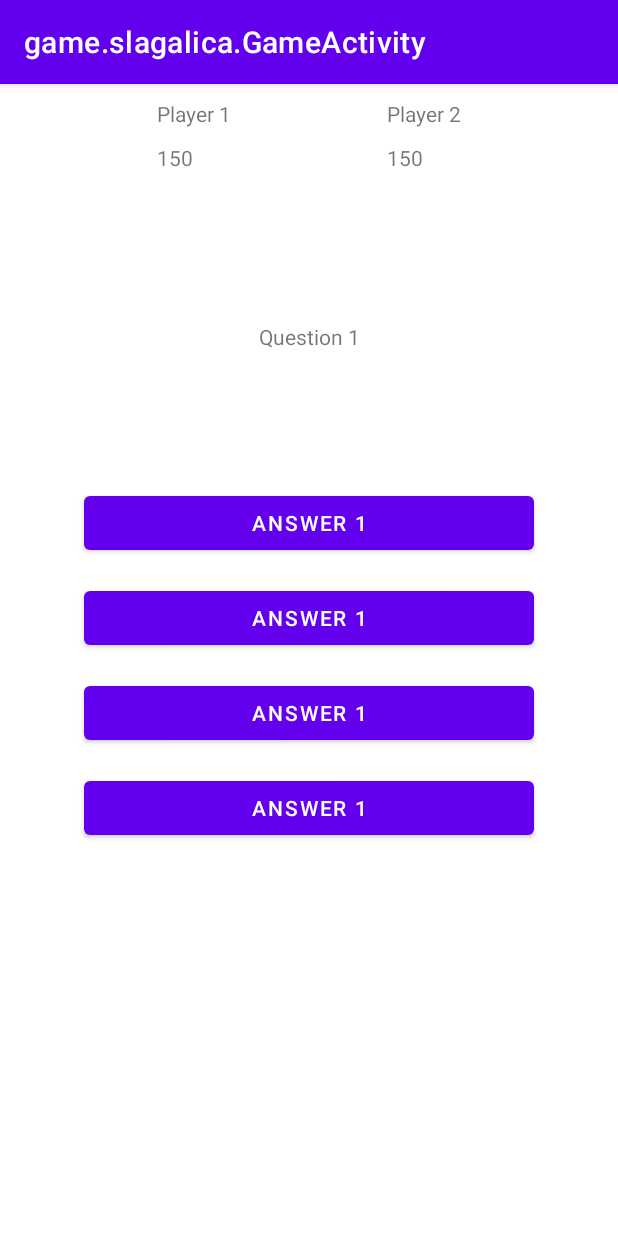
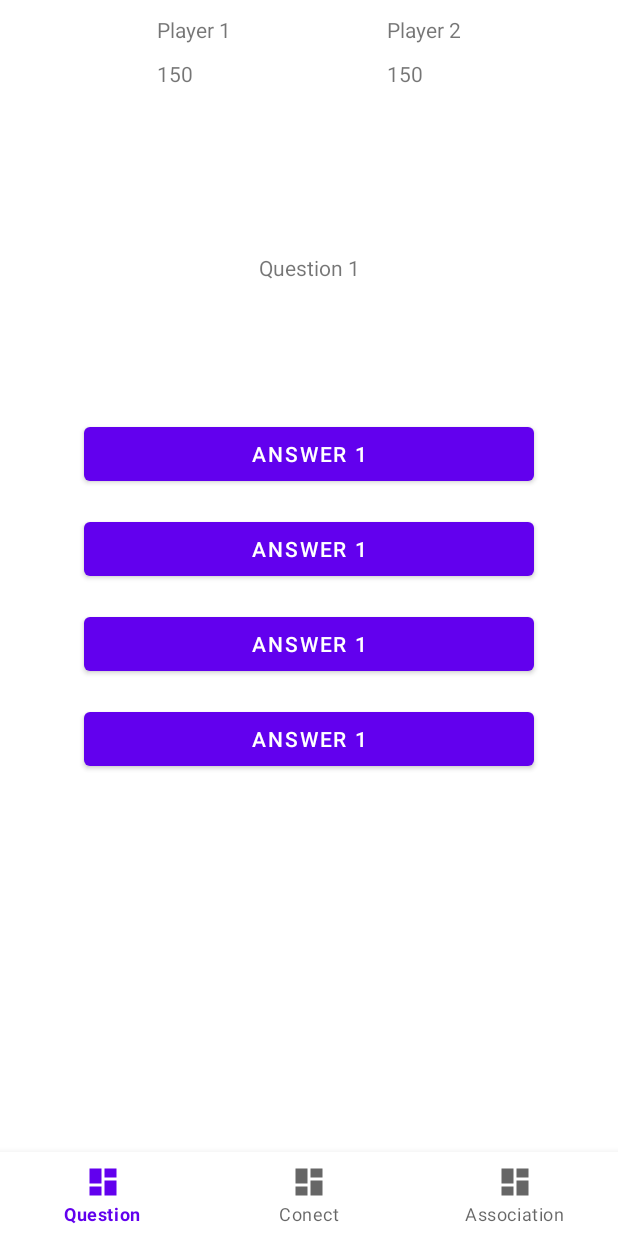
Before and after one commit to Vaaragh/ma-2023-game, an Android app: the GameActivity screen opened directly, with no data from a screen before it, on a phone screen of 412 x 824 dp. Run offline under Robolectric (Android 15) with nearby library versions, the phone set to English and light mode, and no system bars; our stand-ins replace navigation-ui.

Commit message:
feat: add all games, add navigation for viewing

```diff
--- a/app/src/main/java/game/slagalica/GameActivity.java
+++ b/app/src/main/java/game/slagalica/GameActivity.java
@@ -1,16 +1,40 @@
 package game.slagalica;
-
-import androidx.appcompat.app.AppCompatActivity;
-import androidx.fragment.app.FragmentManager;
 
 import android.os.Bundle;
 
+import androidx.appcompat.app.AppCompatActivity;
+import androidx.navigation.NavController;
+import androidx.navigation.Navigation;
+import androidx.navigation.ui.AppBarConfiguration;
+import androidx.navigation.ui.NavigationUI;
+
+import com.google.android.material.bottomnavigation.BottomNavigationView;
+
+import game.slagalica.databinding.ActivityGameBinding;
+
 public class GameActivity extends AppCompatActivity {
+
+
+    private ActivityGameBinding binding;
 
     @Override
     protected void onCreate(Bundle savedInstanceState) {
         super.onCreate(savedInstanceState);
-        setContentView(R.layout.activity_game);
+        getSupportActionBar().hide();
+
+        binding = ActivityGameBinding.inflate(getLayoutInflater());
+
+        setContentView(binding.getRoot());
+
+        BottomNavigationView navView = findViewById(R.id.game_nav_view);
+
+        AppBarConfiguration appBarConfig = new AppBarConfiguration.Builder(
+                R.id.navigation_question, R.id.navigation_conect, R.id.navigation_association).build();
+
+        NavController navCont = Navigation.findNavController(this, R.id.game_host_fragment);
+        NavigationUI.setupActionBarWithNavController(this, navCont, appBarConfig);
+        NavigationUI.setupWithNavController(binding.gameNavView, navCont);
+
 
     }
 }
--- a/app/src/main/res/layout/activity_game.xml
+++ b/app/src/main/res/layout/activity_game.xml
@@ -16,14 +16,31 @@
         app:layout_constraintStart_toStartOf="parent"
         tools:layout="@layout/fragment_points" />
 
-    <androidx.fragment.app.FragmentContainerView
-        android:id="@+id/game_container_view"
-        android:name="game.slagalica.gameFragments.QuestionFragment"
+
+
+    <com.google.android.material.bottomnavigation.BottomNavigationView
+        android:id="@+id/game_nav_view"
+        android:layout_width="0dp"
+        android:layout_height="wrap_content"
+        android:layout_marginStart="0dp"
+        android:layout_marginEnd="0dp"
+        android:background="?android:attr/windowBackground"
+        app:layout_constraintBottom_toBottomOf="parent"
+        app:layout_constraintLeft_toLeftOf="parent"
+        app:layout_constraintRight_toRightOf="parent"
+        app:menu="@menu/game_nav_menu" />
+
+    <fragment
+        android:id="@+id/game_host_fragment"
+        android:name="androidx.navigation.fragment.NavHostFragment"
         android:layout_width="match_parent"
         android:layout_height="wrap_content"
+        app:defaultNavHost="true"
         app:layout_constraintTop_toBottomOf="@+id/point_container_view"
         app:layout_constraintStart_toStartOf="parent"
         app:layout_constraintEnd_toEndOf="parent"
-        tools:layout="@layout/fragment_question"/>
+
+        app:navGraph="@navigation/game_navigation"/>
+
 
 </androidx.constraintlayout.widget.ConstraintLayout>
--- a/app/src/main/res/layout/activity_user_home.xml
+++ b/app/src/main/res/layout/activity_user_home.xml
@@ -18,7 +18,6 @@
         app:layout_constraintRight_toRightOf="parent"
         app:menu="@menu/bottom_nav_menu" />
 
-
     <fragment
         android:id="@+id/nav_host_fragment_user_home"
         android:name="androidx.navigation.fragment.NavHostFragment"
--- a/app/src/main/res/layout/fragment_points.xml
+++ b/app/src/main/res/layout/fragment_points.xml
@@ -4,7 +4,7 @@
     xmlns:tools="http://schemas.android.com/tools"
     android:id="@+id/pointLayout"
     android:layout_width="match_parent"
-    android:layout_height="match_parent"
+    android:layout_height="wrap_content"
     tools:context=".gameFragments.PointsFragment">
 
     <TextView
@@ -23,7 +23,9 @@
         android:layout_width="wrap_content"
         android:layout_height="wrap_content"
         android:layout_marginTop="10dp"
+        android:layout_marginBottom="10dp"
         android:text="150"
+        app:layout_constraintBottom_toBottomOf="parent"
         app:layout_constraintStart_toStartOf="@+id/player_1"
         app:layout_constraintTop_toBottomOf="@+id/player_1" />
 
@@ -43,7 +45,9 @@
         android:layout_width="wrap_content"
         android:layout_height="wrap_content"
         android:layout_marginTop="10dp"
+        android:layout_marginBottom="10dp"
         android:text="150"
+        app:layout_constraintBottom_toBottomOf="parent"
         app:layout_constraintStart_toStartOf="@+id/player_2"
         app:layout_constraintTop_toBottomOf="@+id/player_2" />
 
--- /dev/null
+++ b/app/src/main/res/menu/game_nav_menu.xml
@@ -0,0 +1,19 @@
+<?xml version="1.0" encoding="utf-8"?>
+<menu xmlns:android="http://schemas.android.com/apk/res/android">
+
+    <item
+        android:id="@+id/navigation_question"
+        android:icon="@drawable/ic_dashboard_black_24dp"
+        android:title="Question"/>
+
+    <item
+        android:id="@+id/navigation_conect"
+        android:icon="@drawable/ic_dashboard_black_24dp"
+        android:title="Conect"/>
+
+    <item
+        android:id="@+id/navigation_association"
+        android:icon="@drawable/ic_dashboard_black_24dp"
+        android:title="Association"/>
+
+    </menu>
--- /dev/null
+++ b/app/src/main/res/navigation/game_navigation.xml
@@ -0,0 +1,28 @@
+<?xml version="1.0" encoding="utf-8"?>
+<navigation xmlns:android="http://schemas.android.com/apk/res/android"
+    xmlns:app="http://schemas.android.com/apk/res-auto"
+    xmlns:tools="http://schemas.android.com/tools"
+    android:id="@+id/game_navigation"
+    app:startDestination="@+id/navigation_question">
+
+
+<fragment
+        android:id="@+id/navigation_question"
+        android:name="game.slagalica.gameFragments.QuestionFragment"
+        android:label="Question"
+        tools:layout="@layout/fragment_question"/>
+
+    <fragment
+        android:id="@+id/navigation_conect"
+        android:name="game.slagalica.gameFragments.ConectFragment"
+        android:label="Connect"
+        android:layout="@layout/fragment_conect"/>
+
+    <fragment
+        android:id="@+id/navigation_association"
+        android:name="game.slagalica.gameFragments.AssociationFragment"
+        android:label="Association"
+        android:layout="@layout/fragment_association"/>
+
+
+</navigation>
--- a/app/src/main/res/values/colors.xml
+++ b/app/src/main/res/values/colors.xml
@@ -7,4 +7,6 @@
     <color name="teal_700">#FF018786</color>
     <color name="black">#FF000000</color>
     <color name="white">#FFFFFFFF</color>
+    <color name="spoiler">#3700B3</color>
+    <color name="reveal">#E3E0EA</color>
 </resources>
```
Also changed, not shown: app/src/main/java/game/slagalica/UserHomeActivity.java (+3 -9 lines), app/src/main/java/game/slagalica/gameFragments/AssociationFragment.java (added, +48 -0 lines), app/src/main/java/game/slagalica/gameFragments/ConectFragment.java (added, +26 -0 lines), app/src/main/java/game/slagalica/userFragments/HomeFragment.java (+17 -3 lines), app/src/main/res/layout/fragment_association.xml (added, +277 -0 lines), app/src/main/res/layout/fragment_conect.xml (added, +127 -0 lines), app/src/main/res/layout/fragment_home.xml (+15 -7 lines), app/src/main/res/values/dimens.xml (+9 -0 lines).
